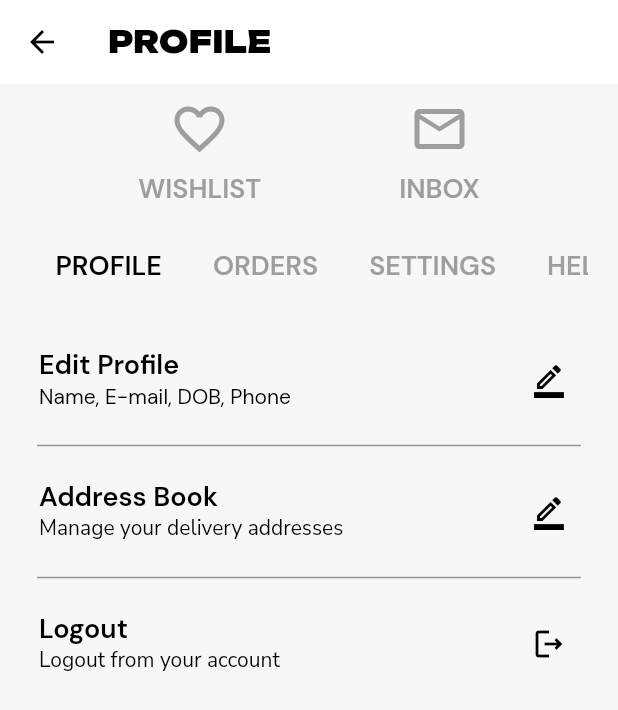
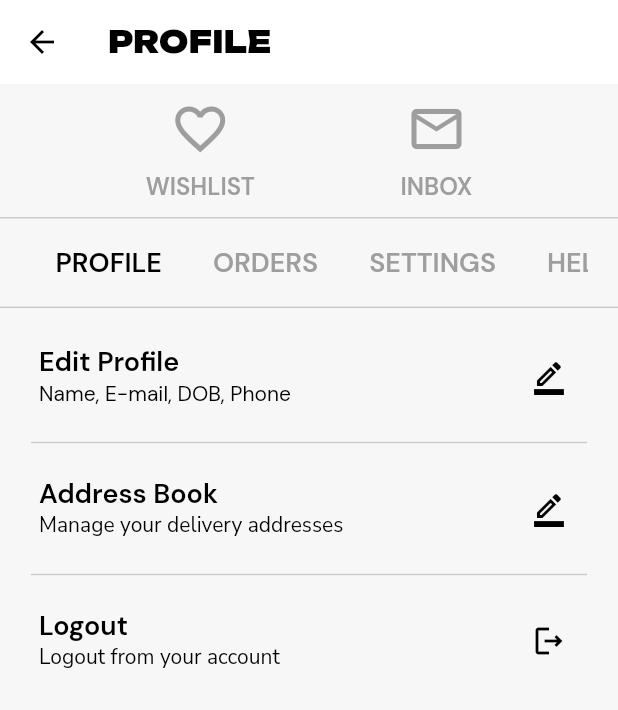
Before and after one commit to nani-samireddy/eds-beta, a Flutter app: the ProfileView screen opened directly, on a phone screen of 412 x 824 dp. Shown: the top 710 px of the screen. Run offline on Flutter 3.47's test engine with Material 2 defaults, Android fonts, the phone set to English and light mode, and no system bars; our stand-ins replace carousel_slider, cloud_firestore, firebase_auth, firebase_core, flutter_rating_bar, flutter_riverpod and 5 more; accounts and stored records are empty.

Commit message:
adjusted icon color and added profile view profile options

```diff
--- a/lib/common/common.dart
+++ b/lib/common/common.dart
@@ -2,3 +2,4 @@ export './custom_text_input.dart';
 export './primary_button.dart';
 export './circular_loader.dart';
 export './circular_loading_page.dart';
+export './custom_divider.dart';
--- /dev/null
+++ b/lib/common/custom_divider.dart
@@ -0,0 +1,12 @@
+import 'package:flutter/material.dart';
+
+class CustomDivider extends StatelessWidget {
+  const CustomDivider({super.key});
+
+  @override
+  Widget build(BuildContext context) {
+    return const Divider(
+      color: Color.fromARGB(110, 147, 152, 152),
+    );
+  }
+}
--- a/lib/core/styles.dart
+++ b/lib/core/styles.dart
@@ -15,12 +15,12 @@ class AppStyles {
       fontWeight: FontWeight.w600);
 
   static TextStyle paragraph1 = TextStyle(
-      fontSize: 18,
+      fontSize: 16,
       fontFamily: GoogleFonts.poppins().fontFamily,
       fontWeight: FontWeight.w400);
 
   static TextStyle paragraph2 = TextStyle(
       fontSize: 18,
       fontFamily: GoogleFonts.poppins().fontFamily,
-      fontWeight: FontWeight.w600);
+      fontWeight: FontWeight.w400);
 }
--- a/lib/features/main_layout/home_screen/components/offers_slider.dart
+++ b/lib/features/main_layout/home_screen/components/offers_slider.dart
@@ -1,12 +1,9 @@
 import 'dart:developer';
-
 import 'package:carousel_slider/carousel_slider.dart';
 import 'package:eds_beta/common/components/home_loading.dart';
-import 'package:eds_beta/common/components/rounded_container.dart';
 import 'package:eds_beta/providers/database_providers.dart';
 import 'package:flutter/material.dart';
 import 'package:flutter_riverpod/flutter_riverpod.dart';
-
 import 'offer_detailed_view.dart';
 
 class OffersCarosel extends ConsumerStatefulWidget {
--- a/lib/features/main_layout/main_layout.dart
+++ b/lib/features/main_layout/main_layout.dart
@@ -6,7 +6,6 @@ import 'package:eds_beta/theme/pallete.dart';
 import 'package:flutter/material.dart';
 import 'package:flutter_riverpod/flutter_riverpod.dart';
 import 'package:google_nav_bar/google_nav_bar.dart';
-
 
 class MainLayout extends ConsumerStatefulWidget {
   const MainLayout({super.key});
@@ -37,8 +36,6 @@ class _MainLayoutState extends ConsumerState<MainLayout> {
   @override
   Widget build(BuildContext context) {
     return Scaffold(
-
-
       body: _views[_selectedIndex],
       bottomNavigationBar: GNav(
         selectedIndex: _selectedIndex,
@@ -49,14 +46,12 @@ class _MainLayoutState extends ConsumerState<MainLayout> {
         },
         backgroundColor: Pallete.backgroundColor,
         color: Pallete.fadedIconColor,
-          activeColor: Pallete.bottomNavActiveColor,
+        activeColor: Pallete.black,
         gap: 5,
         padding: const EdgeInsets.all(20),
         iconSize: 20,
         textStyle: const TextStyle(
-            fontSize: 12,
-              fontWeight: FontWeight.w900,
-              color: Pallete.bottomNavActiveColor),
+            fontSize: 12, fontWeight: FontWeight.w900, color: Pallete.black),
         tabs: const [
           GButton(
             icon: Icons.explore_outlined,
@@ -70,7 +65,6 @@ class _MainLayoutState extends ConsumerState<MainLayout> {
             icon: Icons.local_mall_outlined,
             text: 'CART',
           ),
-
           GButton(
             icon: Icons.account_circle_outlined,
             text: 'PROFILE',
--- a/lib/features/main_layout/profile/components/profile_options.dart
+++ b/lib/features/main_layout/profile/components/profile_options.dart
@@ -1,3 +1,4 @@
+import 'package:eds_beta/common/common.dart';
 import 'package:eds_beta/core/styles.dart';
 import 'package:eds_beta/features/authentication/controller/auth_controller.dart';
 import 'package:eds_beta/theme/theme.dart';
@@ -15,7 +16,7 @@ class ProfileOptions extends ConsumerStatefulWidget {
 class _ProfileOptionsState extends ConsumerState<ProfileOptions> {
   @override
   Widget build(BuildContext context) {
-  return Column(
+    return Column(
       children: [
         ListTile(
           title: Text("Edit Profile", style: AppStyles.sectionHeading),
@@ -29,11 +30,8 @@ class _ProfileOptionsState extends ConsumerState<ProfileOptions> {
           trailing: const Icon(Icons.border_color_outlined),
         ),
         SizedBox(
-          width: MediaQuery.of(context).size.width * 0.88,
-          child: const Divider(
-            color: Pallete.fadedIconColor,
-          ),
-        ),
+            width: MediaQuery.of(context).size.width * 0.9,
+            child: const CustomDivider()),
         ListTile(
           title: Text(
             "Address Book",
@@ -43,11 +41,8 @@ class _ProfileOptionsState extends ConsumerState<ProfileOptions> {
           trailing: const Icon(Icons.border_color_outlined),
         ),
         SizedBox(
-          width: MediaQuery.of(context).size.width * 0.88,
-          child: const Divider(
-            color: Pallete.fadedIconColor,
-          ),
-        ),
+            width: MediaQuery.of(context).size.width * 0.9,
+            child: const CustomDivider()),
         ListTile(
           title: Text(
             "Logout",
--- a/lib/features/main_layout/profile/view/profile_view.dart
+++ b/lib/features/main_layout/profile/view/profile_view.dart
@@ -64,7 +64,7 @@ class _ProfileViewState extends ConsumerState<ProfileView> {
                         Text(
                           "WISHLIST",
                           style: TextStyle(
-                              fontSize: 18,
+                              fontSize: 16,
                               color: Pallete.grey,
                               fontFamily: GoogleFonts.dmSans().fontFamily,
                               fontWeight: FontWeight.w600),
@@ -89,7 +89,7 @@ class _ProfileViewState extends ConsumerState<ProfileView> {
                         Text(
                           "INBOX",
                           style: TextStyle(
-                              fontSize: 18,
+                              fontSize: 16,
                               color: Pallete.grey,
                               fontFamily: GoogleFonts.dmSans().fontFamily,
                               fontWeight: FontWeight.w600),
@@ -102,6 +102,18 @@ class _ProfileViewState extends ConsumerState<ProfileView> {
             ),
             Container(
               width: double.infinity,
+              decoration: const BoxDecoration(
+                border: Border(
+                  top: BorderSide(
+                    color: Pallete.grey,
+                    width: 0.5,
+                ),
+                  bottom: BorderSide(
+                    color: Pallete.grey,
+                    width: 0.5,
+                  ),
+                ),
+              ),
               height: 60,
               padding: const EdgeInsets.symmetric(vertical: 10, horizontal: 20),
               child: ListView.builder(
--- a/lib/theme/pallete.dart
+++ b/lib/theme/pallete.dart
@@ -2,7 +2,7 @@ import 'package:flutter/material.dart';
 
 class Pallete {
   static const Color grey = Colors.grey;
-  static const Color fadedIconColor = Color.fromARGB(255, 147, 149, 152);
+  static const Color fadedIconColor = Color.fromARGB(203, 147, 149, 152);
   static const Color backgroundColor = Color.fromARGB(255, 247, 247, 247);
   static const Color whiteAccent = Color.fromARGB(255, 255, 250, 250);
   static const Color white = Color.fromARGB(255, 255, 250, 250);
```
Also changed, not shown: assets/pngs/empty.png. Lines whose indentation alone changed are shown as unchanged.
